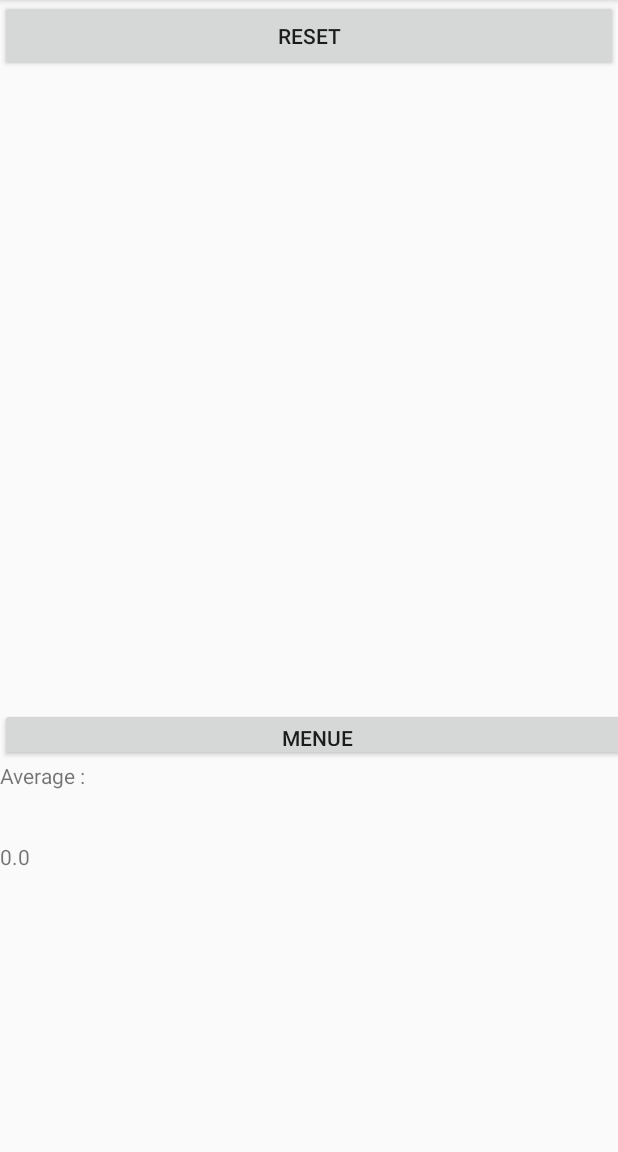
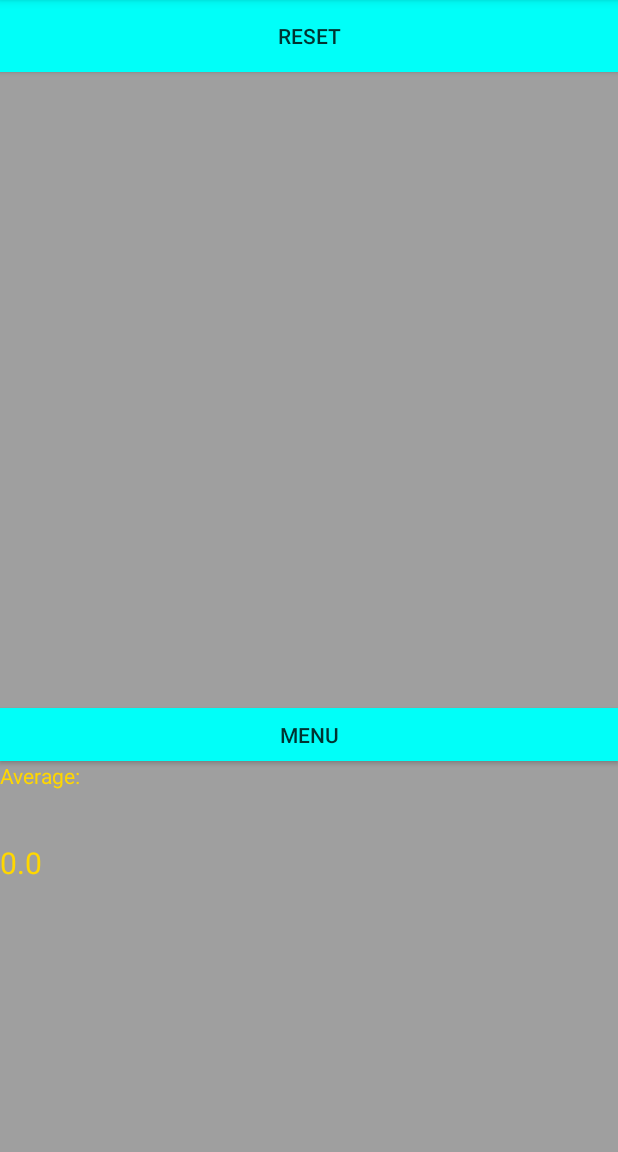
Before and after one commit to maleke9/SwitchSort, an Android app: the Highscore_activity screen opened directly, with no data from a screen before it, on a phone screen of 412 x 824 dp, the part 84-1236 px from its top. Run offline under Robolectric (Android 15) with nearby library versions, the phone set to English and light mode, and no system bars.

Commit message:
GUI for Highscore-List

```diff
--- a/app/src/main/java/com/example/user/test/db/Highscore_activity.java
+++ b/app/src/main/java/com/example/user/test/db/Highscore_activity.java
@@ -7,10 +7,10 @@ import android.support.annotation.Nullable;
 import android.support.v7.app.AppCompatActivity;
 import android.util.Log;
 import android.view.View;
-import android.view.ViewGroup;
 import android.widget.AdapterView;
 import android.widget.ArrayAdapter;
 import android.widget.Button;
+import android.widget.ImageView;
 import android.widget.ListAdapter;
 import android.widget.ListView;
 import android.widget.TextView;
@@ -29,7 +29,7 @@ public class Highscore_activity extends AppCompatActivity implements View.OnClic
 
     private static final String TAG = "ListDataActivity";
 
-    Button btn_HighToMenue,btn_Reset;
+    Button btn_HighToMenu, btn_Reset;
     TextView average;
     DatabaseHelper mDatabaseHelper;
 
@@ -39,16 +39,19 @@ public class Highscore_activity extends AppCompatActivity implements View.OnClic
     protected void onCreate(@Nullable Bundle savedInstanceState) {
         super.onCreate(savedInstanceState);
         setContentView(R.layout.highscore_list);
-        mListView = (ListView) findViewById(R.id.listView);
+
+        mListView = findViewById(R.id.listView);
         mDatabaseHelper = new DatabaseHelper(this);
 
-        btn_HighToMenue = findViewById(R.id.btn_HighToMenue);
-        btn_HighToMenue.setOnClickListener(this);
-        btn_HighToMenue = findViewById(R.id.btn_Reset);
-        btn_HighToMenue.setOnClickListener(this);
-        average = (TextView) findViewById(R.id.txt_average);
+        // Set buttons
+        btn_HighToMenu = findViewById(R.id.btn_HighToMenu);
+        btn_HighToMenu.setOnClickListener(this);
+        btn_Reset = findViewById(R.id.btn_Reset);
+        btn_Reset.setOnClickListener(this);
+
+        // Set average
+        average = findViewById(R.id.txt_average);
         average.setText(Double.toString(mDatabaseHelper.getavg()));
-
 
         populateListView();
     }
@@ -56,19 +59,19 @@ public class Highscore_activity extends AppCompatActivity implements View.OnClic
     private void populateListView() {
         Log.d(TAG, "populateListView: Displaying data in the ListView.");
 
-        //get the data and append to a list
+        // Get the data and append to a list
         Cursor data = mDatabaseHelper.getData();
         ArrayList<String> listData = new ArrayList<>();
         while (data.moveToNext()) {
-            //get the value from the database in column 1
-            //then add it to the ArrayList
+            // Get the value from the database in column 1
+            // then add it to the ArrayList
             listData.add(data.getString(1));
         }
-        //create the list adapter and set the adapter
+        // Create the list adapter and set the adapter
         ListAdapter adapter = new ArrayAdapter<>(this, android.R.layout.simple_list_item_1, listData);
         mListView.setAdapter(adapter);
 
-        //set an onItemClickListener to the ListView
+        // Set an onItemClickListener to the ListView
         mListView.setOnItemClickListener(new AdapterView.OnItemClickListener() {
             @Override
             public void onItemClick(AdapterView<?> adapterView, View view, int i, long l) {
@@ -104,18 +107,24 @@ public class Highscore_activity extends AppCompatActivity implements View.OnClic
 
     @Override
     public void onClick(View v) {
-        Intent toMenue = new Intent(this, Menue.class);
         switch (v.getId()) {
-
-            case R.id.btn_HighToMenue:
-                startActivity(toMenue);
+            case R.id.btn_HighToMenu:
+                backToMain();
                 break;
             case R.id.btn_Reset:
                 mDatabaseHelper.deleteAll();
-                startActivity(toMenue);
+                backToMain();
                 break;
-
         }
     }
 
+    @Override
+    public void onBackPressed() {
+        backToMain();
+    }
+
+    private void backToMain() {
+        Intent backToMain = new Intent(this, Menue.class);
+        startActivity(backToMain);
+    }
 }
--- a/app/src/main/res/layout/highscore_list.xml
+++ b/app/src/main/res/layout/highscore_list.xml
@@ -1,37 +1,48 @@
 <?xml version="1.0" encoding="utf-8"?>
 <LinearLayout xmlns:android="http://schemas.android.com/apk/res/android"
+    xmlns:app="http://schemas.android.com/apk/res-auto"
     android:layout_width="match_parent"
     android:layout_height="match_parent"
+    android:background="@color/lightGray"
     android:orientation="vertical">
 
     <Button
         android:id="@+id/btn_Reset"
         android:layout_width="match_parent"
         android:layout_height="wrap_content"
-        android:text="Reset" />
+        android:background="@color/buttonBackground"
+        android:text="@string/reset"
+        android:textColor="@color/buttonText" />
 
     <ListView
         android:id="@+id/listView"
-        android:layout_width="486dp"
-        android:layout_height="424dp" />
+        android:layout_width="match_parent"
+        android:layout_height="424dp" >
+
+    </ListView>
 
     <Button
-        android:id="@+id/btn_HighToMenue"
-        android:layout_width="423dp"
+        android:id="@+id/btn_HighToMenu"
+        android:layout_width="match_parent"
         android:layout_height="35dp"
+        android:background="@color/buttonBackground"
         android:baselineAligned="false"
-        android:text="Menue" />
+        android:text="@string/menu"
+        android:textColor="@color/buttonText" />
 
     <TextView
         android:id="@+id/textView4"
         android:layout_width="match_parent"
         android:layout_height="54dp"
-        android:text="Average :" />
+        android:text="@string/average"
+        android:textColor="@color/colorPrimary" />
 
     <TextView
         android:id="@+id/txt_average"
         android:layout_width="match_parent"
         android:layout_height="53dp"
-        android:text="Average" />
+        android:text="Average"
+        android:textColor="@color/colorPrimary"
+        android:textSize="20sp" />
 
 </LinearLayout>
--- a/app/src/main/res/values/colors.xml
+++ b/app/src/main/res/values/colors.xml
@@ -8,4 +8,5 @@
     <color name="buttonBackground">@color/colorAccent</color>
     <color name="buttonText">@color/colorPrimaryDark</color>
     <color name="text">#F9F9F9</color>
+    <color name="lightGray">#9F9F9F</color>
 </resources>
--- a/app/src/main/res/values/strings.xml
+++ b/app/src/main/res/values/strings.xml
@@ -2,9 +2,18 @@
     <string name="app_name">Switch Sort</string>
     <string name="start">Start</string>
     <string name="highscores">Highscores</string>
+    <string name="reset">Reset</string>
+    <string name="menu">Menu</string>
     <string name="settings">Settings</string>
+    <string name="average">Average:</string>
+    <string name="difficulty">Difficulty</string>
+    <string name="exit">Exit</string>
+    <string name="format">Number Format</string>
     <string name="version">Version: 0.5</string>
+    <string name="save">Save</string>
+    <string name="delete">Delete</string>
     <string name="go">GO!</string>
+    <string name="backArrow">◀</string>
     <string name="findFollowing">Find following number:</string>
     <string name="disclaimer">"This app is a project from students of the DHBW Stuttgart.\n
 \n
```
Also changed, not shown: app/src/main/java/com/example/user/test/About.java (+17 -1 lines), app/src/main/java/com/example/user/test/SettingsManager.java (+46 -20 lines), app/src/main/java/com/example/user/test/db/EditScore_activity.java (+22 -14 lines), app/src/main/res/layout/activity_about.xml (+17 -4 lines), app/src/main/res/layout/activity_settingsmanager.xml (+160 -87 lines), app/src/main/res/layout/editscores_layout.xml (+17 -14 lines).
